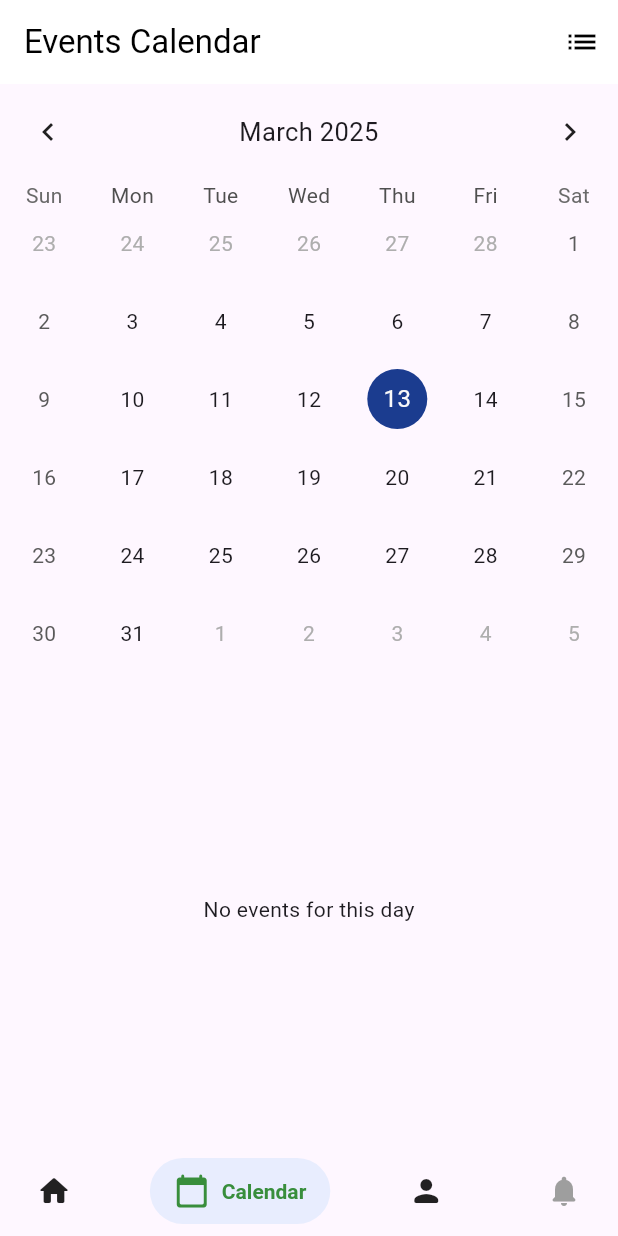
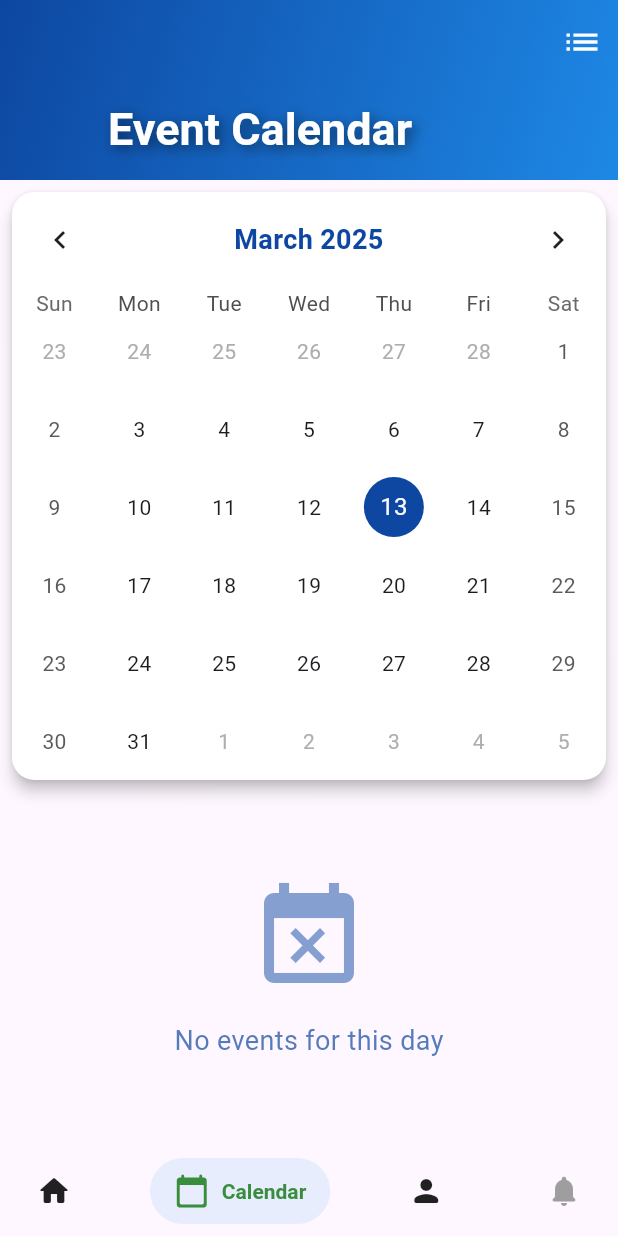
Before and after one commit to M0hamed-Eid/eventify, a Flutter app: the screen it shows once a user with an empty profile is signed in, item 2 of the bottom bar chosen, on a phone screen of 412 x 824 dp. Run offline on Flutter 3.47's test engine with Material 3 defaults, Android fonts, the phone set to English and light mode, and no system bars; drawn by our look-alikes of flutter_animate, salomon_bottom_bar, table_calendar; our stand-ins replace cached_network_image, cloud_firestore, firebase_auth, firebase_core, firebase_messaging, firebase_storage and 11 more; accounts and stored records are empty.

Commit message:
feat(ui): Enhance event calendar with animations and list view
Implements animated transition between calendar and list
views. Uses animations package for shared axis transition.
Improves UI with gradient backgrounds and enhanced event cards.

```diff
--- a/lib/screens/calendar/event_calendar_screen.dart
+++ b/lib/screens/calendar/event_calendar_screen.dart
@@ -1,9 +1,11 @@
 import 'dart:async';
-
+import 'package:animations/animations.dart';
 import 'package:flutter/material.dart';
 import 'package:table_calendar/table_calendar.dart';
 import '../../models/event.dart';
 import '../../services/database_service.dart';
+import '../event_details/event_details_screen.dart';
+import 'package:intl/intl.dart';
 
 class EventCalendarScreen extends StatefulWidget {
   const EventCalendarScreen({super.key});
@@ -12,27 +14,49 @@ class EventCalendarScreen extends StatefulWidget {
   _EventCalendarScreenState createState() => _EventCalendarScreenState();
 }
 
-class _EventCalendarScreenState extends State<EventCalendarScreen> {
+class _EventCalendarScreenState extends State<EventCalendarScreen>
+    with SingleTickerProviderStateMixin {
 
   late final ValueNotifier<List<Event>> _selectedEvents;
   final CalendarFormat _calendarFormat = CalendarFormat.month;
   final DateTime _focusedDay = DateTime.now();
   DateTime? _selectedDay;
+
   bool _isCalendarView = true;
+
+  // New UI-related variables
+  late AnimationController _animationController;
+  bool _isListView = false;
   bool _isLoading = true;
+
   List<Event> allEvents = [];
   Map<DateTime, List<Event>> _events = {};
   final DatabaseService _databaseService = DatabaseService();
   StreamSubscription<List<Event>>? _eventsSubscription;
 
+
   @override
   void initState() {
     super.initState();
+    _animationController = AnimationController(
+      duration: const Duration(milliseconds: 300),
+      vsync: this,
+    );
+
     _selectedDay = _focusedDay;
     _selectedEvents = ValueNotifier([]);
     _initializeEvents();
     _setupEventsListener();
   }
+
+  @override
+  void dispose() {
+    _animationController.dispose();
+    _eventsSubscription?.cancel();
+    _selectedEvents.dispose();
+    super.dispose();
+  }
+
 
   Future<void> _initializeEvents() async {
     setState(() => _isLoading = true);
@@ -95,53 +119,105 @@ class _EventCalendarScreenState extends State<EventCalendarScreen> {
     );
   }
 
-  @override
-  void dispose() {
-    _eventsSubscription?.cancel();
-    _selectedEvents.dispose();
-    super.dispose();
-  }
-
   List<Event> _getEventsForDay(DateTime day) {
     return _events[DateTime(day.year, day.month, day.day)] ?? [];
   }
-
   @override
   Widget build(BuildContext context) {
     return Scaffold(
-      appBar: AppBar(
-        title: const Text('Events Calendar'),
+      body: NestedScrollView(
+        headerSliverBuilder: (context, innerBoxIsScrolled) => [
+          SliverAppBar(
+            expandedHeight: 120.0,
+            floating: false,
+            pinned: true,
+            flexibleSpace: FlexibleSpaceBar(
+              title: Text(
+                'Event Calendar',
+                style: TextStyle(
+                  color: Colors.white,
+                  fontSize: 20,
+                  fontWeight: FontWeight.bold,
+                  shadows: [
+                    Shadow(
+                      blurRadius: 10.0,
+                      color: Colors.black.withOpacity(0.5),
+                      offset: const Offset(2.0, 2.0),
+                    ),
+                  ],
+                ),
+              ),
+              background: DecoratedBox(
+                decoration: BoxDecoration(
+                  gradient: LinearGradient(
+                    begin: Alignment.topLeft,
+                    end: Alignment.bottomRight,
+                    colors: [
+                      Colors.blue[900]!,
+                      Colors.blue[600]!,
+                    ],
+                  ),
+                ),
+              ),
+            ),
             actions: [
               IconButton(
-            icon: Icon(_isCalendarView ? Icons.list : Icons.calendar_today),
+                icon: AnimatedIcon(
+                  icon: AnimatedIcons.list_view,
+                  progress: _animationController,
+                  color: Colors.white,
+                ),
                 onPressed: () {
                   setState(() {
-                _isCalendarView = !_isCalendarView;
+                    _isListView = !_isListView;
+                    _isListView
+                        ? _animationController.forward()
+                        : _animationController.reverse();
                   });
                 },
               ),
             ],
           ),
+        ],
         body: _isLoading
             ? const Center(child: CircularProgressIndicator())
             : RefreshIndicator(
           onRefresh: _initializeEvents,
-        child: Column(
-          children: [
-            if (_isCalendarView) _buildCalendar() else _buildHeader(),
-            Expanded(
-              child: _isCalendarView
-                  ? _buildDayEvents()
-                  : _buildAllEvents(),
+          child: PageTransitionSwitcher(
+            transitionBuilder: (child, animation, secondaryAnimation) {
+              return SharedAxisTransition(
+                animation: animation,
+                secondaryAnimation: secondaryAnimation,
+                transitionType: SharedAxisTransitionType.horizontal,
+                child: child,
+              );
+            },
+            child: _isListView
+                ? _buildEventListView()
+                : _buildCalendarView(),
           ),
-          ],
         ),
       ),
     );
   }
 
-  Widget _buildCalendar() {
-    return TableCalendar<Event>(
+  Widget _buildCalendarView() {
+    return Column(
+      children: [
+        _buildEnhancedCalendar(),
+        Expanded(child: _buildDayEvents()),
+      ],
+    );
+  }
+
+  Widget _buildEnhancedCalendar() {
+    return Card(
+      margin: const EdgeInsets.all(8),
+      elevation: 4,
+      shape: RoundedRectangleBorder(
+        borderRadius: BorderRadius.circular(15),
+      ),
+      child: TableCalendar<Event>(
         firstDay: DateTime.now().subtract(const Duration(days: 365)),
         lastDay: DateTime.now().add(const Duration(days: 365)),
         focusedDay: _focusedDay,
@@ -149,24 +225,29 @@ class _EventCalendarScreenState extends State<EventCalendarScreen> {
         selectedDayPredicate: (day) => isSameDay(_selectedDay, day),
         eventLoader: _getEventsForDay,
         startingDayOfWeek: StartingDayOfWeek.sunday,
-      calendarStyle: const CalendarStyle(
-        markersMaxCount: 1,
+        calendarStyle: CalendarStyle(
+          markersMaxCount: 3,
           markerDecoration: BoxDecoration(
-          color: Color(0xFF1B3C8F),
+            color: Colors.blue[900],
             shape: BoxShape.circle,
           ),
           selectedDecoration: BoxDecoration(
-          color: Color(0xFF1B3C8F),
+            color: Colors.blue[900],
             shape: BoxShape.circle,
           ),
-        todayDecoration: BoxDecoration(
+          todayDecoration: const BoxDecoration(
             color: Colors.orange,
             shape: BoxShape.circle,
           ),
         ),
-      headerStyle: const HeaderStyle(
+        headerStyle: HeaderStyle(
           formatButtonVisible: false,
           titleCentered: true,
+          titleTextStyle: TextStyle(
+            fontSize: 18,
+            fontWeight: FontWeight.bold,
+            color: Colors.blue[900],
+          ),
         ),
         onDaySelected: (selectedDay, focusedDay) {
           if (!isSameDay(_selectedDay, selectedDay)) {
@@ -176,23 +257,147 @@ class _EventCalendarScreenState extends State<EventCalendarScreen> {
             });
           }
         },
+      ),
     );
   }
 
-  Widget _buildHeader() {
-    return Container(
-      padding: const EdgeInsets.all(16),
-      child: const Row(
+  Widget _buildEventListView() {
+    final sortedEvents = List<Event>.from(allEvents)
+      ..sort((a, b) => a.dateTime.compareTo(b.dateTime));
+
+    return ListView.builder(
+      itemCount: sortedEvents.length,
+      itemBuilder: (context, index) {
+        final event = sortedEvents[index];
+        return _buildEnhancedEventCard(event);
+      },
+    );
+  }
+
+  Widget _buildEnhancedEventCard(Event event) {
+    return OpenContainer(
+      closedElevation: 0,
+      openElevation: 0,
+      closedBuilder: (context, action) => Card(
+        margin: const EdgeInsets.symmetric(horizontal: 16, vertical: 8),
+        elevation: 4,
+        shape: RoundedRectangleBorder(
+          borderRadius: BorderRadius.circular(15),
+        ),
+        child: Container(
+          decoration: BoxDecoration(
+            gradient: LinearGradient(
+              begin: Alignment.topLeft,
+              end: Alignment.bottomRight,
+              colors: [
+                Colors.blue[900]!,
+                Colors.blue[600]!,
+              ],
+            ),
+            borderRadius: BorderRadius.circular(15),
+          ),
+          child: Row(
+            children: [
+              // Event Date Container
+              Container(
+                width: 80,
+                height: 120,
+                decoration: BoxDecoration(
+                  color: Colors.white.withOpacity(0.2),
+                  borderRadius: const BorderRadius.only(
+                    topLeft: Radius.circular(15),
+                    bottomLeft: Radius.circular(15),
+                  ),
+                ),
+                child: Column(
+                  mainAxisAlignment: MainAxisAlignment.center,
                   children: [
                     Text(
-            'Upcoming Events',
-            style: TextStyle(
-              fontSize: 20,
+                      DateFormat('MMM').format(event.dateTime),
+                      style: const TextStyle(
+                        color: Colors.white,
+                        fontSize: 18,
+                        fontWeight: FontWeight.bold,
+                      ),
+                    ),
+                    Text(
+                      event.dateTime.day.toString(),
+                      style: const TextStyle(
+                        color: Colors.white,
+                        fontSize: 24,
                         fontWeight: FontWeight.bold,
                       ),
                     ),
                   ],
                 ),
+              ),
+
+              // Event Details
+              Expanded(
+                child: Padding(
+                  padding: const EdgeInsets.all(12.0),
+                  child: Column(
+                    crossAxisAlignment: CrossAxisAlignment.start,
+                    children: [
+                      Text(
+                        event.title,
+                        style: const TextStyle(
+                          color: Colors.white,
+                          fontSize: 18,
+                          fontWeight: FontWeight.bold,
+                        ),
+                        maxLines: 1,
+                        overflow: TextOverflow.ellipsis,
+                      ),
+                      const SizedBox(height: 8),
+                      Row(
+                        children: [
+                          Icon(
+                            event.isOnline ? Icons.videocam : Icons.location_on,
+                            color: Colors.white70,
+                            size: 16,
+                          ),
+                          const SizedBox(width: 4),
+                          Expanded(
+                            child: Text(
+                              event.location,
+                              style: const TextStyle(
+                                color: Colors.white70,
+                                fontSize: 14,
+                              ),
+                              maxLines: 1,
+                              overflow: TextOverflow.ellipsis,
+                            ),
+                          ),
+                        ],
+                      ),
+                      const SizedBox(height: 8),
+                      Row(
+                        children: [
+                          const Icon(
+                            Icons.access_time,
+                            color: Colors.white70,
+                            size: 16,
+                          ),
+                          const SizedBox(width: 4),
+                          Text(
+                            event.timeRange,
+                            style: const TextStyle(
+                              color: Colors.white70,
+                              fontSize: 14,
+                            ),
+                          ),
+                        ],
+                      ),
+                    ],
+                  ),
+                ),
+              ),
+            ],
+          ),
+        ),
+      ),
+      openBuilder: (context, action) => EventDetailsScreen(event: event),
     );
   }
 
@@ -201,128 +406,33 @@ class _EventCalendarScreenState extends State<EventCalendarScreen> {
       valueListenable: _selectedEvents,
       builder: (context, events, _) {
         return events.isEmpty
-            ? const Center(child: Text('No events for this day'))
+            ? Center(
+          child: Column(
+            mainAxisAlignment: MainAxisAlignment.center,
+            children: [
+              Icon(
+                Icons.event_busy,
+                size: 80,
+                color: Colors.blue[900]?.withOpacity(0.5),
+              ),
+              const SizedBox(height: 16),
+              Text(
+                'No events for this day',
+                style: TextStyle(
+                  color: Colors.blue[900]?.withOpacity(0.7),
+                  fontSize: 18,
+                ),
+              ),
+            ],
+          ),
+        )
             : ListView.builder(
           itemCount: events.length,
           itemBuilder: (context, index) {
-            return _buildEventCard(events[index]);
+            return _buildEnhancedEventCard(events[index]);
           },
         );
       },
     );
   }
-
-  Widget _buildAllEvents() {
-    final sortedEvents = List<Event>.from(allEvents)
-      ..sort((a, b) => a.dateTime.compareTo(b.dateTime));
-
-    return ListView.builder(
-      itemCount: sortedEvents.length,
-      itemBuilder: (context, index) {
-        final event = sortedEvents[index];
-        final bool showHeader = index == 0 ||
-            !isSameDay(sortedEvents[index - 1].dateTime, event.dateTime);
-
-        return Column(
-          crossAxisAlignment: CrossAxisAlignment.start,
-          children: [
-            if (showHeader)
-              Padding(
-                padding: const EdgeInsets.all(16),
-                child: Text(
-                  _formatDate(event.dateTime),
-                  style: const TextStyle(
-                    fontSize: 18,
-                    fontWeight: FontWeight.bold,
-                  ),
-                ),
-              ),
-            _buildEventCard(event),
-          ],
-        );
-      },
-    );
 }
-
-  String _formatDate(DateTime date) {
-    return '${date.day}/${date.month}/${date.year}';
-  }
-
-  Widget _buildEventCard(Event event) {
-    return Card(
-      margin: const EdgeInsets.symmetric(horizontal: 16, vertical: 4),
-      child: Column(
-        children: [
-          Container(
-            padding: const EdgeInsets.all(12),
-            decoration: const BoxDecoration(
-              color: Color(0xFF1B3C8F),
-              borderRadius: BorderRadius.only(
-                topLeft: Radius.circular(4),
-                topRight: Radius.circular(4),
-              ),
-            ),
-            child: Row(
-              children: [
-                Icon(
-                  event.isOnline ? Icons.video_call : Icons.location_on,
-                  color: Colors.white,
-                ),
-                const SizedBox(width: 8),
-                Expanded(
-                  child: Text(
-                    event.title,
-                    style: const TextStyle(
-                      color: Colors.white,
-                      fontWeight: FontWeight.bold,
-                    ),
-                  ),
-                ),
-                if (event.isAccMembersOnly)
-                  Container(
-                    padding: const EdgeInsets.symmetric(
-                      horizontal: 8,
-                      vertical: 2,
-                    ),
-                    decoration: BoxDecoration(
-                      color: Colors.red,
-                      borderRadius: BorderRadius.circular(4),
-                    ),
-                    child: const Text(
-                      'ACC Members Only',
-                      style: TextStyle(
-                        color: Colors.white,
-                        fontSize: 12,
-                      ),
-                    ),
-                  ),
-              ],
-            ),
-          ),
-          Padding(
-            padding: const EdgeInsets.all(12),
-            child: Column(
-              crossAxisAlignment: CrossAxisAlignment.start,
-              children: [
-                Text('Time: ${event.timeRange}'),
-                Text('Location: ${event.location}'),
-                if (event.registrationLink != null) ...[
-                  const SizedBox(height: 8),
-                  ElevatedButton(
-                    onPressed: () {
-                      // Handle registration
-                    },
-                    style: ElevatedButton.styleFrom(
-                      backgroundColor: const Color(0xFF1B3C8F),
-                    ),
-                    child: const Text('Register Now'),
-                  ),
-                ],
-              ],
-            ),
-          ),
-        ],
-      ),
-    );
-  }
-}
--- a/pubspec.yaml
+++ b/pubspec.yaml
@@ -60,6 +60,7 @@ dependencies:
   charts_flutter:
   fl_chart:
   flutter_slidable:
+  animations:
 
 
 dev_dependencies:
```
Also changed, not shown: pubspec.lock. Lines whose indentation alone changed are shown as unchanged.
